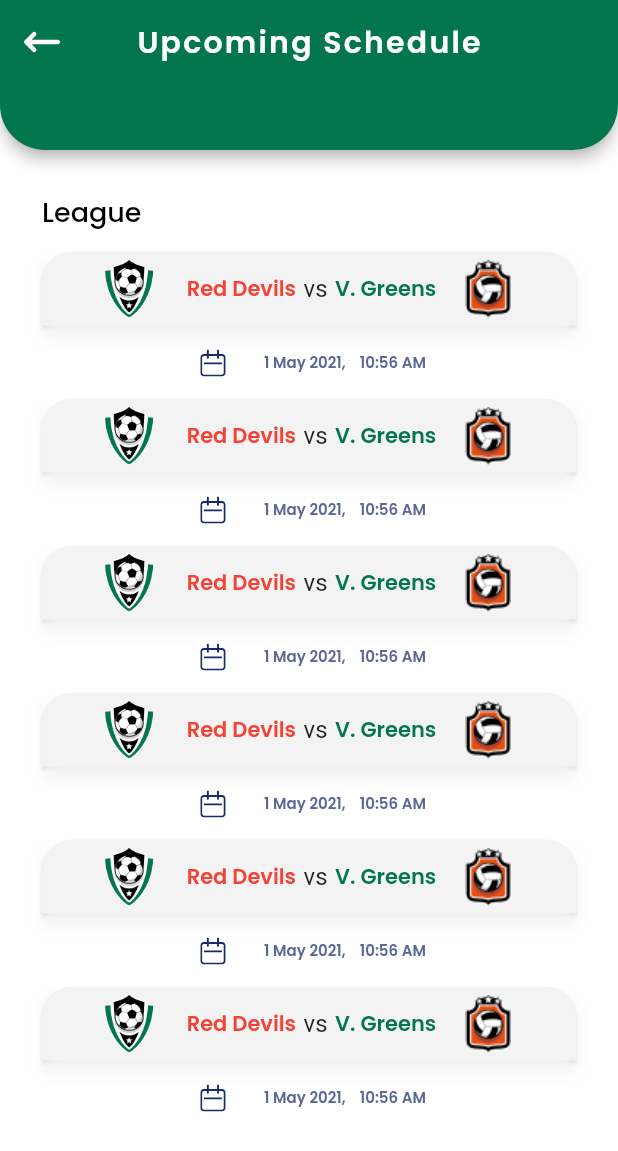
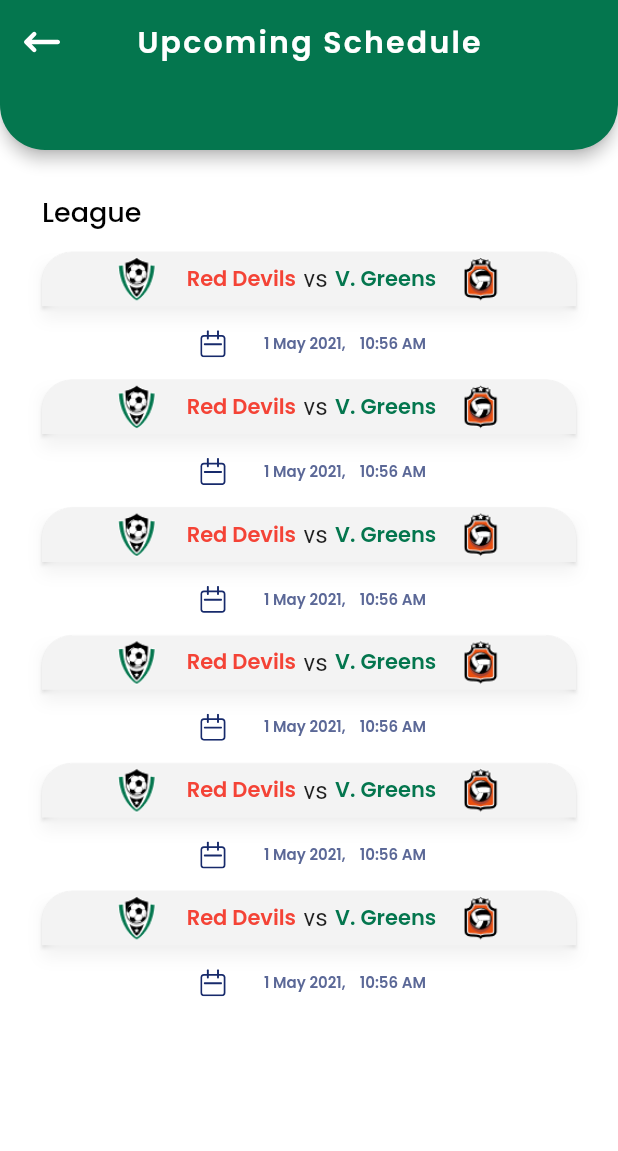
Before and after one commit to duongquangsang080299/flutter_exercise, a Flutter app: the FixturesPage screen opened by its route, on a phone screen of 412 x 824 dp. Shown: the top 1151 px of the screen. Run offline on Flutter 3.47's test engine with Material 2 defaults, Android fonts, the phone set to English and light mode, and no system bars; our stand-ins replace bloc, device_preview, flutter_svg, go_router; missing offline and left inert: widgetbook, widgetbook_annotation; generated files the repository leaves out were written again.

Commit message:
Fix : Update Reponsive For All Page, Comment Code

```diff
--- a/lib/pages/auth/reset_password/reset_password.dart
+++ b/lib/pages/auth/reset_password/reset_password.dart
@@ -23,6 +23,7 @@ class ForgotPasswordPage extends StatefulWidget {
 }
 
 class _ForgotPasswordPageState extends State<ForgotPasswordPage> {
+  /// Create a GlobalKey for the form to access its state
   final GlobalKey<FormState> _formKey = GlobalKey<FormState>();
   bool showPassword = false;
 
@@ -30,6 +31,7 @@ class _ForgotPasswordPageState extends State<ForgotPasswordPage> {
   Widget build(BuildContext context) {
     return SCScaffold(
       body: Form(
+        // Associate the form with a GlobalKey
         key: _formKey,
         autovalidateMode: AutovalidateMode.onUserInteraction,
         child: Padding(
--- a/lib/pages/fixtures/fixtures.dart
+++ b/lib/pages/fixtures/fixtures.dart
@@ -6,6 +6,7 @@ import 'package:soccer_club_app/core/constant/assets.dart';
 import 'package:soccer_club_app/core/constant/icons.dart';
 import 'package:soccer_club_app/core/extention/builder_context_extension.dart';
 import 'package:soccer_club_app/core/typography/app_fontweight.dart';
+import 'package:soccer_club_app/core/utils/size_utils.dart';
 import 'package:soccer_club_app/l10n/l10n.dart';
 import 'package:soccer_club_app/routes/routes.dart';
 import 'package:soccer_club_app/widgets/app_bar.dart';
@@ -17,6 +18,11 @@ class FixturesPage extends StatelessWidget {
 
   @override
   Widget build(BuildContext context) {
+    // Define some constant sized boxes for spacing
+    const sizedBox5 = SizedBox(width: 5);
+    const sizedBox10 = SizedBox(width: 10);
+    const sizedBox15 = SizedBox(width: 15);
+
     return Scaffold(
       appBar: SCAppBar.main(
         title: context.l10n.upcomingSchedule,
@@ -25,6 +31,7 @@ class FixturesPage extends StatelessWidget {
         centerTitle: true,
         leading: IconButton(
           onPressed: () {
+            // Navigate back to home page when leading arrow button is pressed
             context.go(AppRoutes.homePage.path);
           },
           icon: SvgPicture.asset(SCIcons.rightArrow),
@@ -45,11 +52,13 @@ class FixturesPage extends StatelessWidget {
                 ],
               ),
               const SizedBox(height: 13),
+
+              /// Generate a list of match cards using List.generate
               ...List.generate(6, (index) {
                 return Column(
                   children: [
                     SizedBox(
-                      height: 49,
+                      height: context.getVerticalSize(49),
                       child: SCCard.match(
                         color: AppColor.whiteSmoke,
                         shape: const RoundedRectangleBorder(
@@ -76,10 +85,10 @@ class FixturesPage extends StatelessWidget {
                                 children: [
                                   Image.asset(
                                     SCAssets.logoMatch,
-                                    width: 40,
-                                    height: 40,
+                                    width: getSize(40),
+                                    height: getSize(40),
                                   ),
-                                  const SizedBox(width: 15),
+                                  sizedBox15,
                                   SCText.displayMedium(
                                     context,
                                     text: context.l10n.redDevils,
@@ -89,12 +98,12 @@ class FixturesPage extends StatelessWidget {
                                       fontWeight: AppFontWeight.bold,
                                     ),
                                   ),
-                                  const SizedBox(width: 5),
+                                  sizedBox5,
                                   SCText.titleMedium(
                                     context,
                                     text: context.l10n.vs,
                                   ),
-                                  const SizedBox(width: 5),
+                                  sizedBox5,
                                   SCText.displayMedium(
                                     context,
                                     text: context.l10n.vGreen,
@@ -104,11 +113,11 @@ class FixturesPage extends StatelessWidget {
                                       fontWeight: AppFontWeight.bold,
                                     ),
                                   ),
-                                  const SizedBox(width: 15),
+                                  sizedBox15,
                                   Image.asset(
                                     SCAssets.logoSecondMatch,
-                                    width: 40,
-                                    height: 40,
+                                    width: getSize(40),
+                                    height: getSize(40),
                                   ),
                                 ],
                               ),
@@ -131,9 +140,7 @@ class FixturesPage extends StatelessWidget {
                             ),
                             onPressed: () {},
                           ),
-                          const SizedBox(
-                            width: 10,
-                          ),
+                          sizedBox10,
                           SCText.bodySmall(
                             context,
                             text: context.l10n.may2021AM,
@@ -141,9 +148,7 @@ class FixturesPage extends StatelessWidget {
                               color: AppColor.darkBlue,
                             ),
                           ),
-                          const SizedBox(
-                            width: 10,
-                          ),
+                          sizedBox10,
                         ],
                       ),
                     ),
--- a/lib/pages/onboarding/onboarding.dart
+++ b/lib/pages/onboarding/onboarding.dart
@@ -23,7 +23,9 @@ class OnBoardingPage extends StatefulWidget {
 
 /// Define the state for the OnBoardingPage widget
 class _OnBoardingPageState extends State<OnBoardingPage> {
+  // Create a PageController for managing pages
   final PageController _pageController = PageController();
+  // Store the current page index
   int _pageIndex = 0;
   // Initially disable the button
   bool _isButtonEnabled = false;
@@ -35,8 +37,10 @@ class _OnBoardingPageState extends State<OnBoardingPage> {
     _pageController.addListener(_pageListener);
   }
 
+  /// Callback function called when the page changes
   void _pageListener() {
     setState(() {
+      // Update the current page index when the user swipes
       _pageIndex = _pageController.page?.round() ?? 0;
 
       // Enable the button when the last page is reached
@@ -46,6 +50,7 @@ class _OnBoardingPageState extends State<OnBoardingPage> {
 
   @override
   void dispose() {
+    // Remove the listener and dispose of the PageController
     _pageController
       ..removeListener(_pageListener)
       ..dispose();
--- a/lib/pages/welcome/welcome.dart
+++ b/lib/pages/welcome/welcome.dart
@@ -12,6 +12,7 @@ import 'package:soccer_club_app/widgets/icon.dart';
 import 'package:soccer_club_app/widgets/scaffold.dart';
 import 'package:soccer_club_app/widgets/text.dart';
 
+/// Define WelcomePage Page
 class WelcomePage extends StatelessWidget {
   const WelcomePage({super.key});
 
@@ -25,6 +26,7 @@ class WelcomePage extends StatelessWidget {
             SizedBox(
               height: context.getVerticalSize(71),
             ),
+            // Displays an image from an asset
             Image.asset(
               SCAssets.clubLogo,
               width: context.getSize(228),
@@ -37,11 +39,14 @@ class WelcomePage extends StatelessWidget {
                 color: AppColor.tertiary,
               ),
               textAlign: TextAlign.center,
+              // Localized text
               text: context.l10n.welcomeToVictoryGreensApp,
             ),
+            // A Spacer widget to expand and push content to the bottom
             const Spacer(),
             SCButtonIcon(
               onPressed: () {
+                // Navigation action
                 context.go(AppRoutes.signIn.path);
               },
               icon: SCIcon.email(color: AppColor.secondary),
--- a/lib/routes/routes.dart
+++ b/lib/routes/routes.dart
@@ -1,8 +1,8 @@
 import 'package:flutter/material.dart';
 import 'package:go_router/go_router.dart';
-import 'package:soccer_club_app/pages/auth/reset_password.dart';
-import 'package:soccer_club_app/pages/auth/sign_in.dart';
-import 'package:soccer_club_app/pages/auth/sign_up.dart';
+import 'package:soccer_club_app/pages/auth/reset_password/reset_password.dart';
+import 'package:soccer_club_app/pages/auth/sign_in/sign_in.dart';
+import 'package:soccer_club_app/pages/auth/sign_up/sign_up.dart';
 import 'package:soccer_club_app/pages/favourite/player.dart';
 import 'package:soccer_club_app/pages/fixtures/fixtures.dart';
 import 'package:soccer_club_app/pages/home/home.dart';
--- a/lib/widgets/bottom_navigation_bar.dart
+++ b/lib/widgets/bottom_navigation_bar.dart
@@ -15,7 +15,7 @@ class SCBottomNavigationBar extends StatelessWidget {
   });
 
   final int currentIndex;
-  final Function(int) onTap;
+  final void Function(int) onTap;
 
   @override
   Widget build(BuildContext context) {
@@ -94,7 +94,7 @@ class SCBottomNavigationBar extends StatelessWidget {
         onTap(index);
         switch (index) {
           case 0:
-            Navigator.of(context).pushReplacementNamed('/home');
+            context.go(AppRoutes.homePage.path);
           case 1:
             context.go(AppRoutes.fixturesPage.path);
         }
```
Also changed, not shown: lib/pages/Match/next_match_details.dart (+23 -14 lines), lib/pages/auth/sign_in/sign_in.dart (+31 -3 lines), lib/pages/auth/sign_up/sign_up.dart (+34 -4 lines), lib/pages/favourite/player.dart (+7 -7 lines), lib/pages/home/home.dart (+38 -36 lines), lib/pages/notifications/notifications.dart (+11 -3 lines), lib/widgetbook.dart (+20 -1 lines), assets/images/4x/logo_match.png (deleted), assets/images/4x/player_fifth.png (deleted), assets/images/4x/player_first.png (deleted), assets/images/4x/player_fourth.png (deleted), assets/images/4x/player_second.png (deleted), assets/images/4x/player_third.png (deleted), 1 other file.
